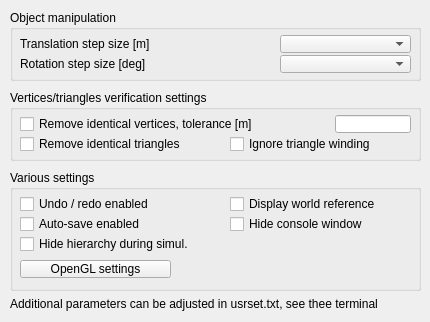
Old version of the form ui/qdlgsettings.ui in the repository CoppeliaRobotics/coppeliaSimLib.
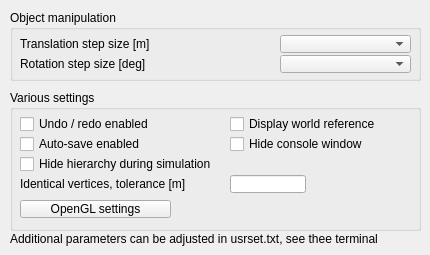
New version of the form.

The edit to the form file:
```diff
--- a/ui/qdlgsettings.ui
+++ b/ui/qdlgsettings.ui
@@ -7,7 +7,7 @@
     <x>0</x>
     <y>0</y>
     <width>430</width>
-    <height>322</height>
+    <height>255</height>
    </rect>
   </property>
   <property name="windowTitle">
@@ -81,87 +81,13 @@
     </property>
    </widget>
   </widget>
-  <widget class="QGroupBox" name="groupBox_3">
-   <property name="geometry">
-    <rect>
-     <x>10</x>
-     <y>90</y>
-     <width>411</width>
-     <height>71</height>
-    </rect>
-   </property>
-   <property name="title">
-    <string>Vertices/triangles verification settings</string>
-   </property>
-   <property name="flat">
-    <bool>false</bool>
-   </property>
-   <widget class="QCheckBox" name="removeIdenticalVerticesCheckbox">
-    <property name="geometry">
-     <rect>
-      <x>10</x>
-      <y>25</y>
-      <width>311</width>
-      <height>18</height>
-     </rect>
-    </property>
-    <property name="focusPolicy">
-     <enum>Qt::StrongFocus</enum>
-    </property>
-    <property name="text">
-     <string>Remove identical vertices, tolerance [m]</string>
-    </property>
-   </widget>
-   <widget class="QLineEdit" name="removeIdenticalVerticesTolerance">
-    <property name="geometry">
-     <rect>
-      <x>325</x>
-      <y>25</y>
-      <width>76</width>
-      <height>18</height>
-     </rect>
-    </property>
-   </widget>
-   <widget class="QCheckBox" name="removeIdenticalTriangles">
-    <property name="geometry">
-     <rect>
-      <x>10</x>
-      <y>45</y>
-      <width>221</width>
-      <height>18</height>
-     </rect>
-    </property>
-    <property name="focusPolicy">
-     <enum>Qt::StrongFocus</enum>
-    </property>
-    <property name="text">
-     <string>Remove identical triangles</string>
-    </property>
-   </widget>
-   <widget class="QCheckBox" name="ignoreTriangleWinding">
-    <property name="geometry">
-     <rect>
-      <x>220</x>
-      <y>45</y>
-      <width>191</width>
-      <height>18</height>
-     </rect>
-    </property>
-    <property name="focusPolicy">
-     <enum>Qt::StrongFocus</enum>
-    </property>
-    <property name="text">
-     <string>Ignore triangle winding</string>
-    </property>
-   </widget>
-  </widget>
   <widget class="QGroupBox" name="groupBox_4">
    <property name="geometry">
     <rect>
      <x>10</x>
-     <y>170</y>
+     <y>90</y>
      <width>411</width>
-     <height>121</height>
+     <height>141</height>
     </rect>
    </property>
    <property name="title">
@@ -238,7 +164,7 @@
     <property name="geometry">
      <rect>
       <x>10</x>
-      <y>90</y>
+      <y>110</y>
       <width>151</width>
       <height>18</height>
      </rect>
@@ -255,7 +181,7 @@
      <rect>
       <x>10</x>
       <y>65</y>
-      <width>391</width>
+      <width>221</width>
       <height>18</height>
      </rect>
     </property>
@@ -263,7 +189,30 @@
      <enum>Qt::StrongFocus</enum>
     </property>
     <property name="text">
-     <string>Hide hierarchy during simul.</string>
+     <string>Hide hierarchy during simulation</string>
+    </property>
+   </widget>
+   <widget class="QLabel" name="label_4">
+    <property name="geometry">
+     <rect>
+      <x>10</x>
+      <y>85</y>
+      <width>211</width>
+      <height>18</height>
+     </rect>
+    </property>
+    <property name="text">
+     <string>Identical vertices, tolerance [m]</string>
+    </property>
+   </widget>
+   <widget class="QLineEdit" name="removeIdenticalVerticesTolerance">
+    <property name="geometry">
+     <rect>
+      <x>220</x>
+      <y>85</y>
+      <width>76</width>
+      <height>18</height>
+     </rect>
     </property>
    </widget>
   </widget>
@@ -271,7 +220,7 @@
    <property name="geometry">
     <rect>
      <x>10</x>
-     <y>295</y>
+     <y>230</y>
      <width>411</width>
      <height>18</height>
     </rect>
```
Left out of the diff: 5 changed lines with no effect on the pictures.
